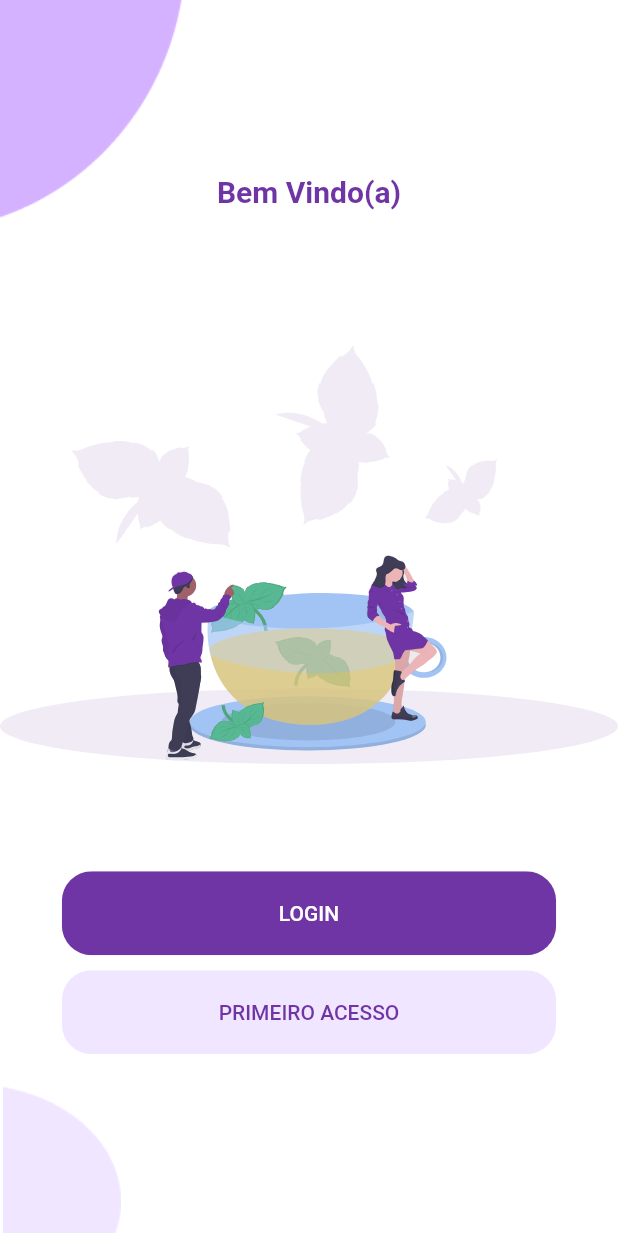
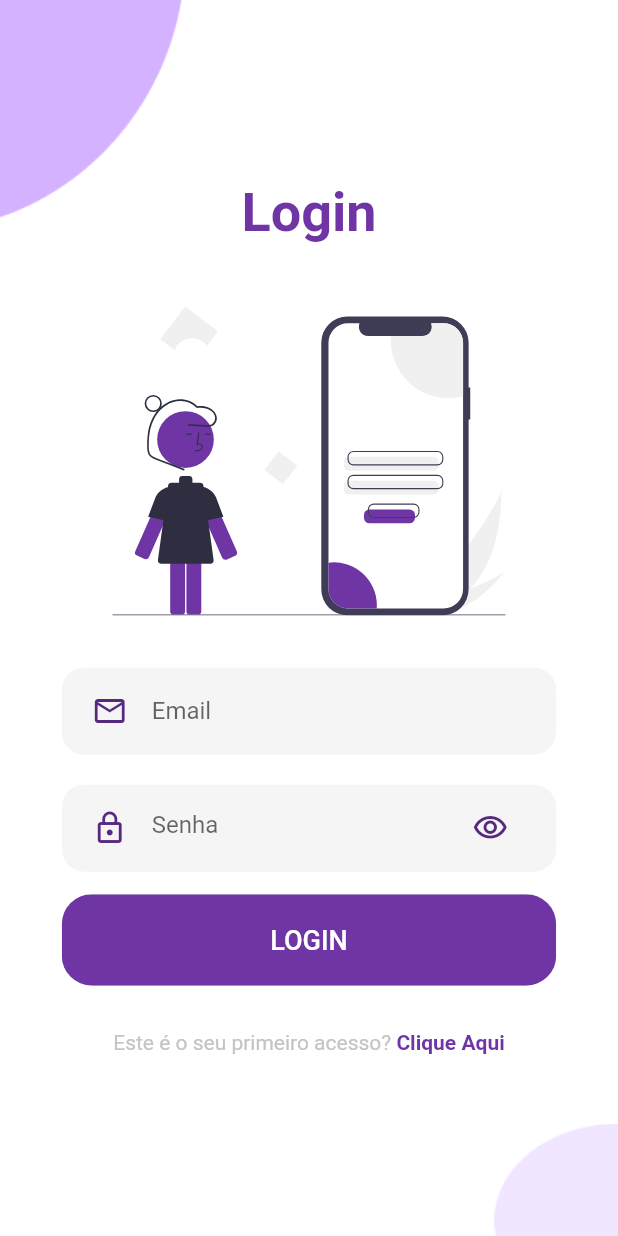
Before and after one commit to Elias-Dias-De-Araujo/Psychology_app, a Flutter app: the screen it shows after launch, on a phone screen of 412 x 824 dp. Run offline on Flutter 3.47's test engine with Material 2 defaults, Android fonts, the phone set to English and light mode, and no system bars; our stand-ins replace flutter_svg.

Commit message:
Tela de Login
A tela de login foi criada e a arquitetura do projeto foi atualizada

```diff
--- /dev/null
+++ b/mobile/lib/components/login_components/background_login.dart
@@ -0,0 +1,40 @@
+import 'package:flutter/material.dart';
+
+class BackgroundLogin extends StatelessWidget {
+  final Widget child;
+  const BackgroundLogin({
+    Key? key,
+    required this.child
+  }) : super(key: key);
+
+  @override
+  Widget build(BuildContext context) {
+    Size size = MediaQuery.of(context).size;
+    return Container(
+      width: double.infinity,
+      height: size.height,
+      child: Stack(
+        alignment: Alignment.center,
+        children: [
+          Positioned(
+            top: 0,
+            left: 0,
+            child: Image.asset(
+              'assets/images/ellipse_top_left.png',
+              width: size.width * 0.3,
+            )
+          ),
+          Positioned(
+            bottom: 0,
+            right: 0,
+            child: Image.asset(
+              'assets/images/ellipse_bottom_right.png',
+              width: size.width * 0.2,
+            )
+          ),
+          child,
+        ]
+      ),
+    );
+  }
+}
--- /dev/null
+++ b/mobile/lib/components/login_components/body_login.dart
@@ -0,0 +1,61 @@
+import 'package:flutter/material.dart';
+import 'package:flutter_svg/flutter_svg.dart';
+import 'package:mobile/components/login_components/background_login.dart';
+import 'package:mobile/components/login_components/rounded_password_field.dart';
+import 'package:mobile/components/login_components/rounded_text_field.dart';
+import 'package:mobile/components/login_components/text_check_account.dart';
+import 'package:mobile/components/login_components/text_field_container.dart';
+import 'package:mobile/components/welcome_components/rounded_button.dart';
+import 'package:mobile/constants.dart';
+
+class BodyLogin extends StatelessWidget {
+  const BodyLogin({
+    Key? key,
+  }) : super(key: key);
+
+
+  @override
+  Widget build(BuildContext context) {
+    Size size = MediaQuery.of(context).size;
+    return BackgroundLogin(
+      child: Column(
+        mainAxisAlignment: MainAxisAlignment.center,
+        children: [
+          const Text(
+              'Login',
+              style: TextStyle(
+                fontSize: 36,
+                color: primaryColor,
+                fontWeight: FontWeight.bold
+              ),
+            ),
+            SizedBox(height: size.height *0.05,),
+            SvgPicture.asset(
+              'assets/icons/sign_in_icon.svg',
+              height: size.height * 0.25,
+            ),
+            SizedBox(height: size.height *0.03,),
+            RoudedTextField(
+              hintText: 'Email',
+              icon: Icons.email_outlined,
+              onChanged: (value) {},
+            ),
+            RoundedPasswordField(
+              onChanged: (value) {},
+            ),
+            RoundedButton(
+              text: 'LOGIN',
+              press: () {},
+              color: primaryColor,
+              textColor: Colors.white
+            ),
+            SizedBox(height: size.height *0.03,),
+            TextCheckAccount(
+              firstAcess: true,
+              press: () {},
+            )
+        ]
+      ),
+    );
+  }
+}
--- /dev/null
+++ b/mobile/lib/components/login_components/rounded_password_field.dart
@@ -0,0 +1,45 @@
+import 'package:flutter/material.dart';
+import 'package:mobile/components/login_components/text_field_container.dart';
+import 'package:mobile/constants.dart';
+
+class RoundedPasswordField extends StatefulWidget {
+  final ValueChanged<String> onChanged;
+  RoundedPasswordField({
+    Key? key,
+    required this.onChanged
+  }) : super(key: key);
+  @override
+  State<RoundedPasswordField> createState() => _RoundedPasswordFieldState();
+}
+
+class _RoundedPasswordFieldState extends State<RoundedPasswordField> {
+  bool visibility = true;
+  @override
+  Widget build(BuildContext context) {
+    return TextFieldContainer(
+      child: TextField(
+        obscureText: visibility,
+        onChanged: widget.onChanged,
+        decoration: InputDecoration(
+          hintText: 'Senha',
+          icon: const Icon(
+            Icons.lock_outline,
+            color: textOfTextFieldColor,
+          ),
+          suffixIcon: GestureDetector(
+            onTap: _changeVisibility,
+            child: Icon(
+              visibility ? Icons.visibility_outlined : Icons.visibility_off_outlined,
+              color: textOfTextFieldColor,
+            ),
+          ),
+          border: InputBorder.none
+        ),
+      )
+    );
+  }
+
+  void _changeVisibility() {
+    setState(() => visibility = !visibility);
+  }
+}
--- /dev/null
+++ b/mobile/lib/components/login_components/rounded_text_field.dart
@@ -0,0 +1,33 @@
+import 'package:flutter/material.dart';
+import 'package:mobile/components/login_components/text_field_container.dart';
+import 'package:mobile/constants.dart';
+
+class RoudedTextField extends StatelessWidget {
+  final String hintText;
+  final IconData icon;
+  final ValueChanged<String> onChanged;
+  const RoudedTextField({
+    Key? key,
+    required this.hintText,
+    required this.icon,
+    required this.onChanged,
+  }) : super(key: key);
+
+  @override
+  Widget build(BuildContext context) {
+    return TextFieldContainer(
+      child: TextField(
+        onChanged: onChanged,
+        decoration: InputDecoration(
+          icon: Icon(
+            icon,
+            color: textOfTextFieldColor,
+          ),
+          hintText: hintText,
+          border: InputBorder.none,
+
+        ),
+      ),
+    );
+  }
+}
--- /dev/null
+++ b/mobile/lib/components/login_components/text_check_account.dart
@@ -0,0 +1,37 @@
+import 'package:flutter/material.dart';
+import 'package:mobile/constants.dart';
+
+class TextCheckAccount extends StatelessWidget {
+  final bool firstAcess;
+  final VoidCallback press;
+  const TextCheckAccount({
+    Key? key,
+    required this.firstAcess,
+    required this.press,
+  }) : super(key: key);
+
+  @override
+  Widget build(BuildContext context) {
+    return Row(
+      mainAxisAlignment: MainAxisAlignment.center,
+      children:  [
+        Text(
+          firstAcess ? 'Este é o seu primeiro acesso? ' : 'Já logou anteriormente? ',
+          style: const TextStyle(
+            color: subText
+          )
+        ),
+        GestureDetector(
+          onTap: press,
+          child: const Text(
+            'Clique Aqui',
+            style: TextStyle(
+              fontWeight: FontWeight.bold,
+              color: primaryColor
+            )
+          ),
+        )
+      ]
+    );
+  }
+}
--- /dev/null
+++ b/mobile/lib/components/login_components/text_field_container.dart
@@ -0,0 +1,28 @@
+import 'package:flutter/material.dart';
+import 'package:mobile/constants.dart';
+
+class TextFieldContainer extends StatelessWidget {
+  final Widget child;
+  const TextFieldContainer({
+    Key? key,
+    required this.child
+  }) : super(key: key);
+
+  @override
+  Widget build(BuildContext context) {
+    Size size = MediaQuery.of(context).size;
+    return Container(
+      margin: const EdgeInsets.symmetric(vertical:10),
+      padding: const EdgeInsets.symmetric(
+        horizontal: 20,
+        vertical: 5
+      ),
+      width: size.width * 0.8,
+      decoration: BoxDecoration(
+        color: textFieldColor,
+        borderRadius: BorderRadius.circular(15),
+      ),
+      child: child,
+    );
+  }
+}
--- a/mobile/lib/components/background.dart
+++ b/mobile/lib/components/welcome_components/background_welcome.dart
@@ -1,8 +1,8 @@
 import 'package:flutter/material.dart';
 
-class Background extends StatelessWidget {
+class BackgroundWelcome extends StatelessWidget {
   final Widget child;
-  const Background({
+  const BackgroundWelcome({
     Key? key,
     required this.child,
   }) : super(key: key);
--- a/mobile/lib/components/body.dart
+++ b/mobile/lib/components/welcome_components/body_welcome.dart
@@ -1,16 +1,17 @@
 import 'package:flutter/material.dart';
 import 'package:flutter_svg/flutter_svg.dart';
-import 'package:mobile/components/background.dart';
-import 'package:mobile/components/rounded_button.dart';
+import 'package:mobile/components/welcome_components/background_welcome.dart';
+import 'package:mobile/components/welcome_components/rounded_button.dart';
+import 'package:mobile/constants.dart';
+import 'package:mobile/views/login_view.dart';
 
-import '../constants.dart';
 
-class Body extends StatelessWidget {
+class BodyWelcome extends StatelessWidget {
   @override
   Widget build(BuildContext context) {
     // Informa a altura e largura total da tela do dispositivo
     Size size = MediaQuery.of(context).size;
-    return Background(
+    return BackgroundWelcome(
       child: SingleChildScrollView(
         child: Column(
           mainAxisAlignment: MainAxisAlignment.center,
@@ -18,11 +19,11 @@ class Body extends StatelessWidget {
             const Text(
               'Bem Vindo(a)',
               style: TextStyle(
-                fontSize: 20,
+                fontSize: 36,
                 color: primaryColor,
                 fontWeight: FontWeight.bold
               ),
-              ),
+            ),
             SizedBox(height: size.height *0.03,),
             SvgPicture.asset(
               'assets/icons/welcome.svg',
@@ -31,7 +32,15 @@ class Body extends StatelessWidget {
 
             RoundedButton(
               text: 'LOGIN',
-              press: () {},
+              press: () {
+                Navigator.push(
+                  context,
+                  MaterialPageRoute(
+                    builder: (context) {return LoginView();
+                    }
+                  ),
+                );
+              },
               color: primaryColor,
               textColor: Colors.white,
             ),
--- a/mobile/lib/components/rounded_button.dart
+++ b/mobile/lib/components/welcome_components/rounded_button.dart
@@ -32,6 +32,7 @@ class RoundedButton extends StatelessWidget {
           child: Text(
             text,
             style: TextStyle(
+              fontSize: 18,
               color: textColor
               ),
           ),
--- a/mobile/lib/constants.dart
+++ b/mobile/lib/constants.dart
@@ -2,3 +2,6 @@ import 'package:flutter/material.dart';
 
 const primaryColor = Color.fromRGBO(111, 53, 165, 1);
 const primaryColorLight = Color.fromRGBO(241, 230, 255, 1);
+const textFieldColor = Color.fromRGBO(245, 245, 245, 1);
+const textOfTextFieldColor = Color.fromRGBO(86, 41, 127, 1);
+const subText = Color.fromRGBO(196, 196, 196, 1);
--- a/mobile/lib/main.dart
+++ b/mobile/lib/main.dart
@@ -1,5 +1,6 @@
 import 'package:flutter/material.dart';
 import 'package:mobile/constants.dart';
+import 'package:mobile/views/login_view.dart';
 import 'package:mobile/views/welcome_view.dart';
 
 void main() {
@@ -19,7 +20,7 @@ class MyApp extends StatelessWidget {
         primaryColor: primaryColor,
         scaffoldBackgroundColor: Colors.white
       ),
-      home: welcomeView(),
+      home: LoginView(),
     );
   }
 }
--- /dev/null
+++ b/mobile/lib/views/login_view.dart
@@ -0,0 +1,13 @@
+import 'package:flutter/material.dart';
+import 'package:mobile/components/login_components/body_login.dart';
+
+class LoginView extends StatelessWidget {
+  const LoginView({ Key? key }) : super(key: key);
+
+  @override
+  Widget build(BuildContext context) {
+    return Scaffold(
+      body: BodyLogin(),
+    );
+  }
+}
--- a/mobile/lib/views/welcome_view.dart
+++ b/mobile/lib/views/welcome_view.dart
@@ -1,12 +1,13 @@
 import 'package:flutter/material.dart';
-import 'package:mobile/components/body.dart';
+import 'package:mobile/components/welcome_components/body_welcome.dart';
 
-class welcomeView extends StatelessWidget {
+
+class WelcomeView extends StatelessWidget {
 
   @override
   Widget build(BuildContext context) {
     return Scaffold(
-      body: Body(),
+      body: BodyWelcome(),
     );
   }
 }
```
